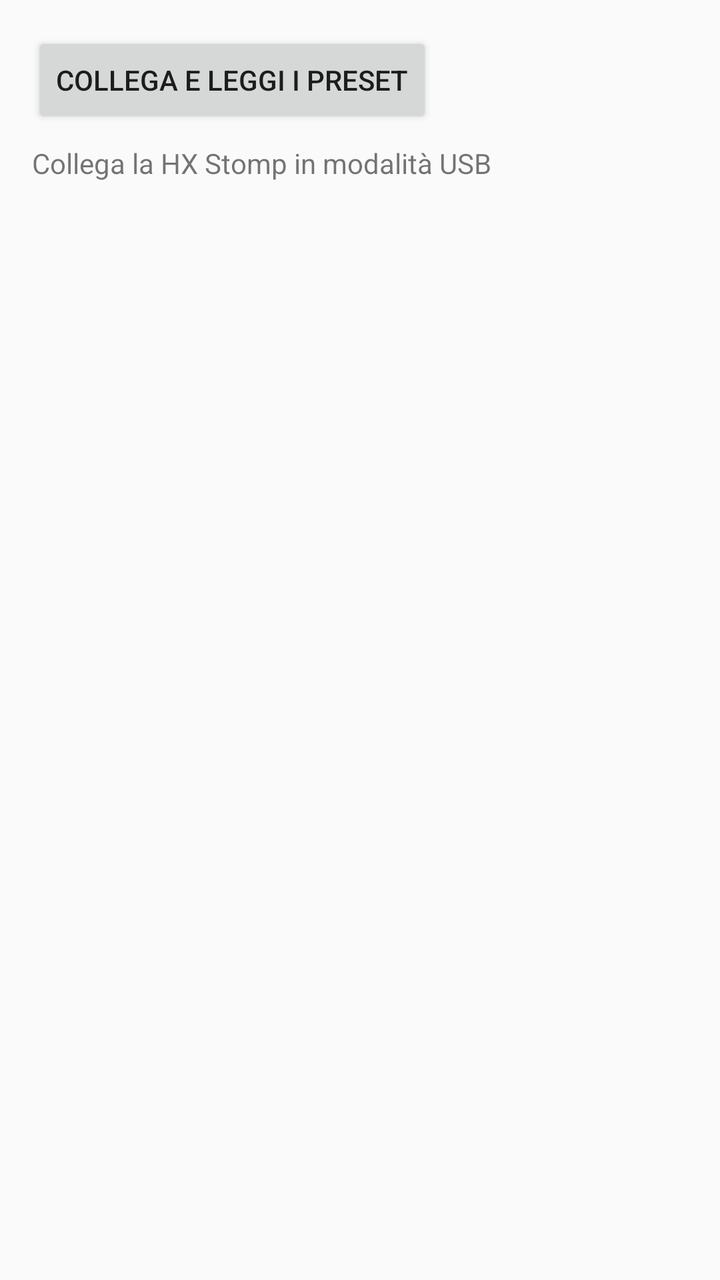
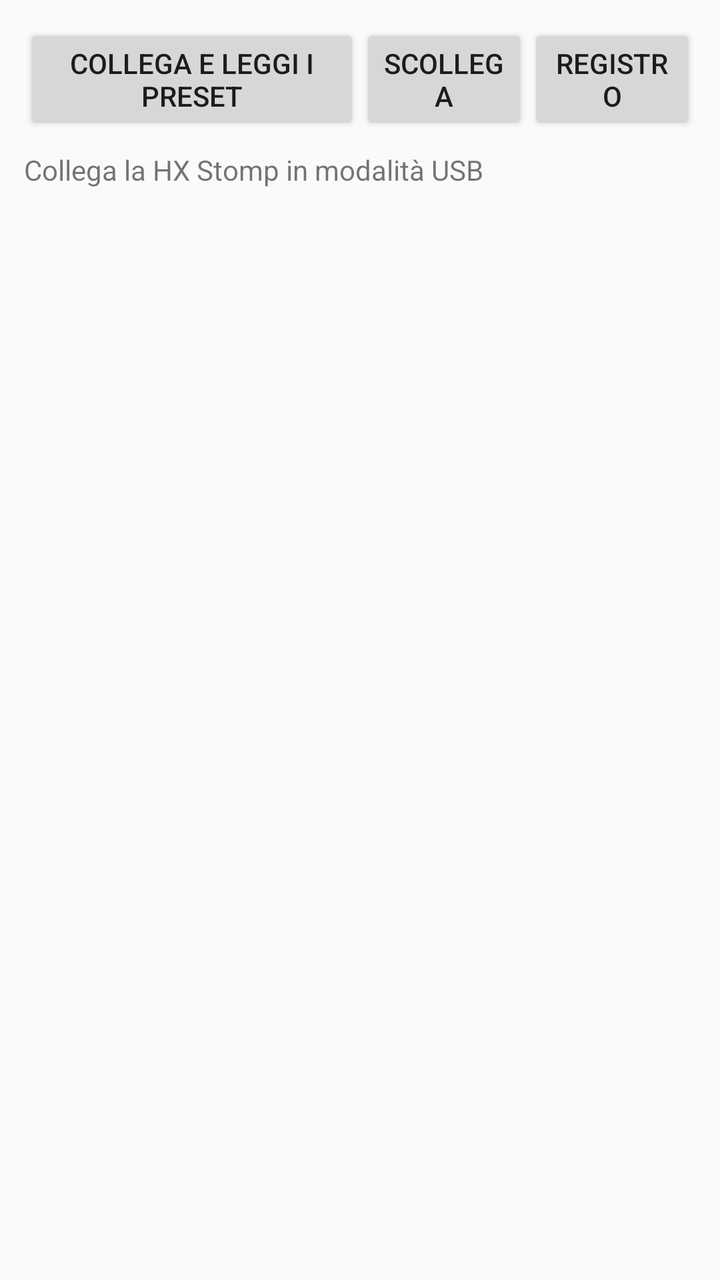

Compare the two renders of this Android layout. The source of the first and the diff that turns it into the second are given below.
<!-- AndroidManifest.xml: application theme android:Theme.Material.Light.DarkActionBar -->
<!-- res/layout/activity_main.xml -->
<?xml version="1.0" encoding="utf-8"?>
<LinearLayout xmlns:android="http://schemas.android.com/apk/res/android"
    android:layout_width="match_parent"
    android:layout_height="match_parent"
    android:orientation="vertical"
    android:padding="16dp">

    <Button
        android:id="@+id/connect"
        android:layout_width="wrap_content"
        android:layout_height="wrap_content"
        android:text="Collega e leggi i preset" />

    <TextView
        android:id="@+id/status"
        android:layout_width="match_parent"
        android:layout_height="wrap_content"
        android:paddingTop="8dp"
        android:paddingBottom="8dp"
        android:text="Collega la HX Stomp in modalità USB" />

    <ListView
        android:id="@+id/presets"
        android:layout_width="match_parent"
        android:layout_height="0dp"
        android:layout_weight="1" />

    <TextView
        android:id="@+id/log"
        android:layout_width="match_parent"
        android:layout_height="120dp"
        android:fontFamily="monospace"
        android:textSize="10sp"
        android:gravity="bottom" />
</LinearLayout>
<!-- resources referenced by this layout -->
<resources>

</resources>

<!-- the commit's change to res/layout/activity_main.xml (unified diff, before → after) -->
@@ -3,13 +3,34 @@
     android:layout_width="match_parent"
     android:layout_height="match_parent"
     android:orientation="vertical"
-    android:padding="16dp">
+    android:padding="12dp">
 
-    <Button
-        android:id="@+id/connect"
-        android:layout_width="wrap_content"
+    <LinearLayout
+        android:layout_width="match_parent"
         android:layout_height="wrap_content"
-        android:text="Collega e leggi i preset" />
+        android:orientation="horizontal">
+
+        <Button
+            android:id="@+id/connect"
+            android:layout_width="0dp"
+            android:layout_height="wrap_content"
+            android:layout_weight="2"
+            android:text="Collega e leggi i preset" />
+
+        <Button
+            android:id="@+id/disconnect"
+            android:layout_width="0dp"
+            android:layout_height="wrap_content"
+            android:layout_weight="1"
+            android:text="Scollega" />
+
+        <Button
+            android:id="@+id/toggleLog"
+            android:layout_width="0dp"
+            android:layout_height="wrap_content"
+            android:layout_weight="1"
+            android:text="Registro" />
+    </LinearLayout>
 
     <TextView
         android:id="@+id/status"
@@ -23,13 +44,16 @@
         android:id="@+id/presets"
         android:layout_width="match_parent"
         android:layout_height="0dp"
-        android:layout_weight="1" />
+        android:layout_weight="1"
+        android:divider="#22000000"
+        android:dividerHeight="1dp" />
 
     <TextView
         android:id="@+id/log"
         android:layout_width="match_parent"
-        android:layout_height="120dp"
+        android:layout_height="140dp"
         android:fontFamily="monospace"
+        android:gravity="bottom"
         android:textSize="10sp"
-        android:gravity="bottom" />
+        android:visibility="gone" />
 </LinearLayout>
